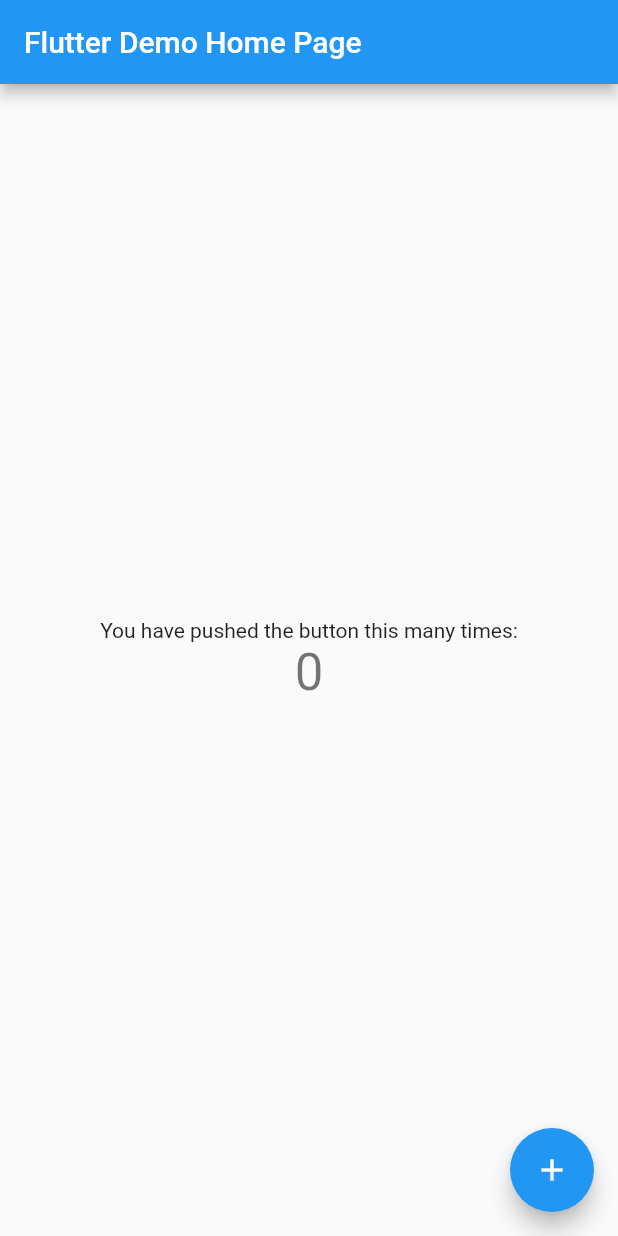
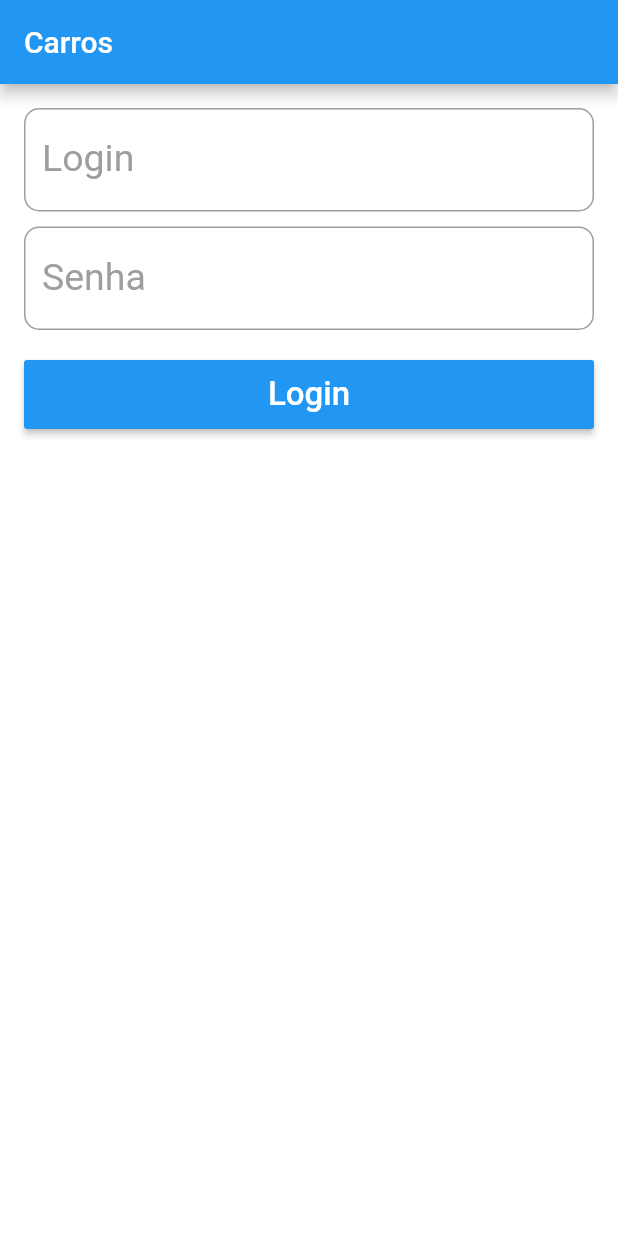
Before and after one commit to dreis2003/carros, a Flutter app: the screen it shows after launch, on a phone screen of 412 x 824 dp. Run offline on Flutter 3.47's test engine with Material 2 defaults, Android fonts, the phone set to English and light mode, and no system bars.

Commit message:
Criação da pagina de login primeira parte

```diff
--- a/lib/main.dart
+++ b/lib/main.dart
@@ -1,117 +1,20 @@
+import 'package:carros/pages/login_page.dart';
 import 'package:flutter/material.dart';
 
-void main() {
-  runApp(MyApp());
-}
+void main() => runApp(MyApp());
 
 class MyApp extends StatelessWidget {
-  // This widget is the root of your application.
   @override
   Widget build(BuildContext context) {
     return MaterialApp(
+      debugShowCheckedModeBanner: false,
       title: 'Flutter Demo',
       theme: ThemeData(
-        // This is the theme of your application.
-        //
-        // Try running your application with "flutter run". You'll see the
-        // application has a blue toolbar. Then, without quitting the app, try
-        // changing the primarySwatch below to Colors.green and then invoke
-        // "hot reload" (press "r" in the console where you ran "flutter run",
-        // or simply save your changes to "hot reload" in a Flutter IDE).
-        // Notice that the counter didn't reset back to zero; the application
-        // is not restarted.
         primarySwatch: Colors.blue,
-        // This makes the visual density adapt to the platform that you run
-        // the app on. For desktop platforms, the controls will be smaller and
-        // closer together (more dense) than on mobile platforms.
-        visualDensity: VisualDensity.adaptivePlatformDensity,
+        brightness: Brightness.light,
+        scaffoldBackgroundColor: Colors.white,
       ),
-      home: MyHomePage(title: 'Flutter Demo Home Page'),
+      home: LoginPage(),
     );
   }
 }
-
-class MyHomePage extends StatefulWidget {
-  MyHomePage({Key key, this.title}) : super(key: key);
-
-  // This widget is the home page of your application. It is stateful, meaning
-  // that it has a State object (defined below) that contains fields that affect
-  // how it looks.
-
-  // This class is the configuration for the state. It holds the values (in this
-  // case the title) provided by the parent (in this case the App widget) and
-  // used by the build method of the State. Fields in a Widget subclass are
-  // always marked "final".
-
-  final String title;
-
-  @override
-  _MyHomePageState createState() => _MyHomePageState();
-}
-
-class _MyHomePageState extends State<MyHomePage> {
-  int _counter = 0;
-
-  void _incrementCounter() {
-    setState(() {
-      // This call to setState tells the Flutter framework that something has
-      // changed in this State, which causes it to rerun the build method below
-      // so that the display can reflect the updated values. If we changed
-      // _counter without calling setState(), then the build method would not be
-      // called again, and so nothing would appear to happen.
-      _counter++;
-    });
-  }
-
-  @override
-  Widget build(BuildContext context) {
-    // This method is rerun every time setState is called, for instance as done
-    // by the _incrementCounter method above.
-    //
-    // The Flutter framework has been optimized to make rerunning build methods
-    // fast, so that you can just rebuild anything that needs updating rather
-    // than having to individually change instances of widgets.
-    return Scaffold(
-      appBar: AppBar(
-        // Here we take the value from the MyHomePage object that was created by
-        // the App.build method, and use it to set our appbar title.
-        title: Text(widget.title),
-      ),
-      body: Center(
-        // Center is a layout widget. It takes a single child and positions it
-        // in the middle of the parent.
-        child: Column(
-          // Column is also a layout widget. It takes a list of children and
-          // arranges them vertically. By default, it sizes itself to fit its
-          // children horizontally, and tries to be as tall as its parent.
-          //
-          // Invoke "debug painting" (press "p" in the console, choose the
-          // "Toggle Debug Paint" action from the Flutter Inspector in Android
-          // Studio, or the "Toggle Debug Paint" command in Visual Studio Code)
-          // to see the wireframe for each widget.
-          //
-          // Column has various properties to control how it sizes itself and
-          // how it positions its children. Here we use mainAxisAlignment to
-          // center the children vertically; the main axis here is the vertical
-          // axis because Columns are vertical (the cross axis would be
-          // horizontal).
-          mainAxisAlignment: MainAxisAlignment.center,
-          children: <Widget>[
-            Text(
-              'You have pushed the button this many times:',
-            ),
-            Text(
-              '$_counter',
-              style: Theme.of(context).textTheme.headline4,
-            ),
-          ],
-        ),
-      ),
-      floatingActionButton: FloatingActionButton(
-        onPressed: _incrementCounter,
-        tooltip: 'Increment',
-        child: Icon(Icons.add),
-      ), // This trailing comma makes auto-formatting nicer for build methods.
-    );
-  }
-}
--- /dev/null
+++ b/lib/pages/home_page.dart
@@ -0,0 +1,22 @@
+import 'package:flutter/material.dart';
+
+class HomePage extends StatelessWidget {
+  @override
+  Widget build(BuildContext context) {
+    return Scaffold(
+      appBar: AppBar(
+        title: Text("Carros"),
+      ),
+      body: _body(),
+    );
+  }
+
+  _body() {
+    return Center(
+      child: Text(
+        "Daniel",
+        style: TextStyle(fontSize: 22),
+      ),
+    );
+  }
+}
--- /dev/null
+++ b/lib/pages/login_api.dart
@@ -0,0 +1,27 @@
+import 'dart:convert';
+
+import 'package:http/http.dart' as http;
+
+class LoginApi {
+  static Future<bool> login(String login, String senha) async {
+    var url = 'https://carros-springboot.herokuapp.com/api/v2/login';
+
+    Map<String, String> headers = {
+      "Content-type": "application/json",
+    };
+
+    Map params = {
+      "username": login,
+      "password": senha,
+    };
+
+    String s = json.encode(params);
+
+    var response = await http.post(url, body: s, headers: headers);
+
+    print('Response status: ${response.statusCode}');
+    print('Response body: ${response.body}');
+
+    return true;
+  }
+}
--- /dev/null
+++ b/lib/pages/login_page.dart
@@ -0,0 +1,101 @@
+import 'package:carros/pages/home_page.dart';
+import 'package:carros/pages/login_api.dart';
+import 'package:carros/utils/nav.dart';
+import 'package:carros/widgets/app_button.dart';
+import 'package:carros/widgets/app_text.dart';
+import 'package:flutter/material.dart';
+
+class LoginPage extends StatefulWidget {
+  @override
+  _LoginPageState createState() => _LoginPageState();
+}
+
+class _LoginPageState extends State<LoginPage> {
+  final _formKey = GlobalKey<FormState>();
+
+  final _tLogin = TextEditingController();
+
+  final _tSenha = TextEditingController();
+
+  final _focusSenha = FocusNode();
+
+  @override
+  Widget build(BuildContext context) {
+    return Scaffold(
+      appBar: AppBar(
+        title: Text("Carros"),
+      ),
+      body: _body(),
+    );
+  }
+
+  _body() {
+    return Form(
+      key: _formKey,
+      child: Container(
+        padding: EdgeInsets.all(16),
+        child: ListView(
+          children: <Widget>[
+            AppText(
+              "Login",
+              "Digite o login",
+              controller: _tLogin,
+              validator: _validateLogin,
+              keyBoardType: TextInputType.emailAddress,
+              textInputAction: TextInputAction.next,
+              nextFocus: _focusSenha,
+            ),
+            SizedBox(
+              height: 10,
+            ),
+            AppText(
+              "Senha",
+              "Digite a senha",
+              password: true,
+              controller: _tSenha,
+              validator: _validateSenha,
+              keyBoardType: TextInputType.number,
+              focusNode: _focusSenha,
+            ),
+            SizedBox(
+              height: 20,
+            ),
+            AppButton(
+              "Login",
+              onPressed: _onClickLogin,
+            ),
+          ],
+        ),
+      ),
+    );
+  }
+
+  _onClickLogin() async {
+    if (!_formKey.currentState.validate()) {
+      return;
+    }
+    String login = _tLogin.text;
+    String senha = _tSenha.text;
+
+    print("Login: $login, Senha: $senha");
+    bool ok = await LoginApi.login(login, senha);
+    push(context, HomePage());
+  }
+
+  String _validateLogin(String texto) {
+    if (texto.isEmpty) {
+      return "Digite o Login";
+    }
+    return null;
+  }
+
+  String _validateSenha(String texto) {
+    if (texto.isEmpty) {
+      return "Digite a Senha";
+    }
+    if (texto.length < 3) {
+      return "A senha precisa ter pelo menos 3 números";
+    }
+    return null;
+  }
+}
--- /dev/null
+++ b/lib/utils/nav.dart
@@ -0,0 +1,7 @@
+import 'package:flutter/material.dart';
+
+Future push(context, Widget page) {
+  return Navigator.push(context, MaterialPageRoute(builder: (context) {
+    return page;
+  }));
+}
--- /dev/null
+++ b/lib/widgets/app_button.dart
@@ -0,0 +1,22 @@
+import 'package:flutter/material.dart';
+
+class AppButton extends StatelessWidget {
+  String text;
+  Function onPressed;
+
+  AppButton(this.text, {this.onPressed});
+
+  @override
+  Widget build(BuildContext context) {
+    return Container(
+      height: 46,
+      child: RaisedButton(
+          color: Colors.blue,
+          child: Text(
+            text,
+            style: TextStyle(color: Colors.white, fontSize: 22),
+          ),
+          onPressed: onPressed),
+    );
+  }
+}
--- /dev/null
+++ b/lib/widgets/app_text.dart
@@ -0,0 +1,55 @@
+import 'package:flutter/material.dart';
+
+class AppText extends StatelessWidget {
+  String label;
+  String hint;
+  bool password;
+  TextEditingController controller;
+  FormFieldValidator<String> validator;
+  TextInputType keyBoardType;
+  TextInputAction textInputAction;
+  FocusNode focusNode;
+  FocusNode nextFocus;
+
+  AppText(
+    this.label,
+    this.hint, {
+    this.password = false,
+    this.controller,
+    this.validator,
+    this.keyBoardType,
+    this.textInputAction,
+    this.focusNode,
+    this.nextFocus,
+  });
+
+  @override
+  Widget build(BuildContext context) {
+    return TextFormField(
+      controller: controller,
+      obscureText: password,
+      validator: validator,
+      keyboardType: keyBoardType,
+      textInputAction: textInputAction,
+      focusNode: focusNode,
+      onFieldSubmitted: (String text) {
+        if (nextFocus != null) {
+          FocusScope.of(context).requestFocus(nextFocus);
+        }
+      },
+      style: TextStyle(fontSize: 25, color: Colors.blue),
+      decoration: InputDecoration(
+        border: OutlineInputBorder(
+          borderRadius: BorderRadius.circular(10),
+        ),
+        labelText: label,
+        labelStyle: TextStyle(
+          fontSize: 25,
+          color: Colors.grey,
+        ),
+        hintText: hint,
+        hintStyle: TextStyle(fontSize: 16),
+      ),
+    );
+  }
+}
--- a/pubspec.yaml
+++ b/pubspec.yaml
@@ -23,6 +23,8 @@ environment:
 dependencies:
   flutter:
     sdk: flutter
+
+  http: ^0.12.2
 
 
   # The following adds the Cupertino Icons font to your application.
```
Also changed, not shown: pubspec.lock, 1 other file.
